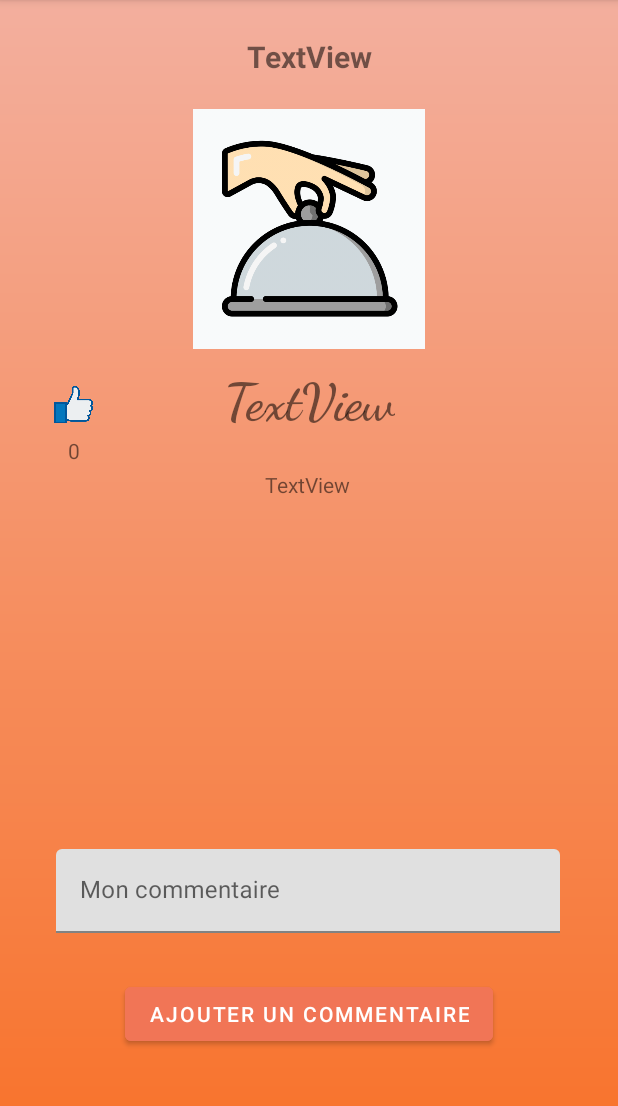
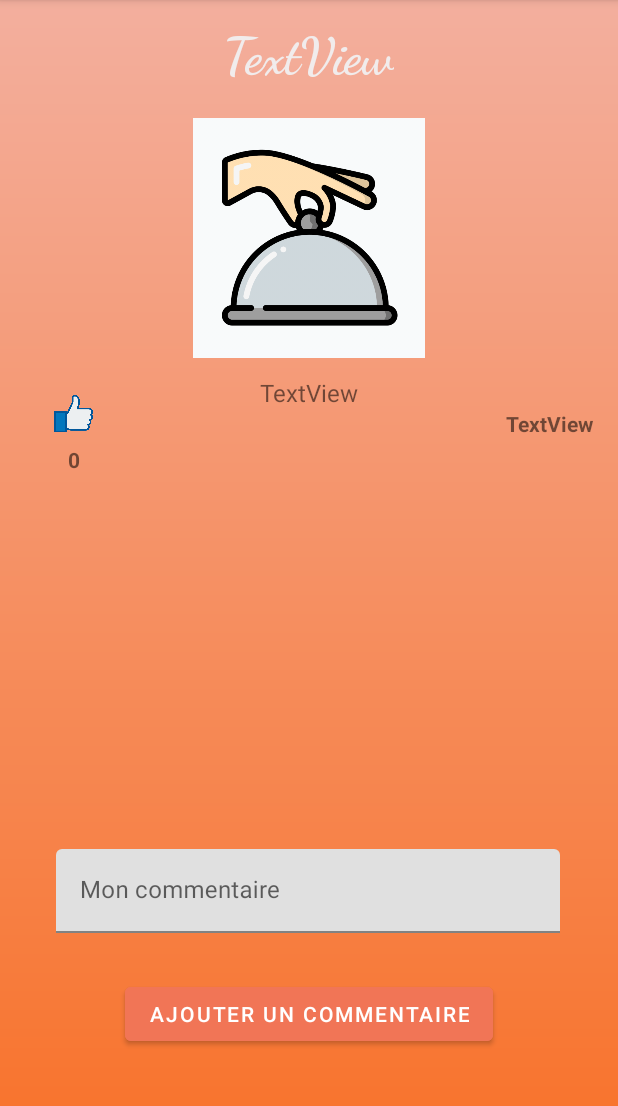
Before and after one commit to Francois238/IsenSocialNetwork, an Android app: the DetailActivity screen opened directly, with no data from a screen before it, on a phone screen of 412 x 824 dp, the part 84-1190 px from its top. Run offline under Robolectric (Android 15) with nearby library versions, the phone set to English and light mode, and no system bars; our stand-ins replace Firebase (no records; nobody signed in at launch, a user with empty details on screens opened directly), Picasso; 8 statements that could not run were skipped.

Commit message:
commit design

```diff
--- a/app/src/main/res/layout/activity_detail.xml
+++ b/app/src/main/res/layout/activity_detail.xml
@@ -12,20 +12,21 @@
         android:id="@+id/detailBodyPost"
         android:layout_width="wrap_content"
         android:layout_height="wrap_content"
-        android:layout_marginTop="24dp"
+        android:layout_marginTop="12dp"
         android:text="TextView"
+        android:textSize="16sp"
         app:layout_constraintEnd_toEndOf="parent"
-        app:layout_constraintHorizontal_bias="0.498"
         app:layout_constraintStart_toStartOf="parent"
-        app:layout_constraintTop_toBottomOf="@+id/titlePostDetail" />
+        app:layout_constraintTop_toBottomOf="@+id/imagePost" />
 
     <androidx.recyclerview.widget.RecyclerView
         android:id="@+id/listeCommentaire"
         android:layout_width="411dp"
         android:layout_height="168dp"
-        android:layout_marginTop="24dp"
+        android:layout_marginStart="32dp"
+        android:layout_marginTop="52dp"
+        android:layout_marginEnd="32dp"
         app:layout_constraintEnd_toEndOf="parent"
-        app:layout_constraintHorizontal_bias="0.0"
         app:layout_constraintStart_toStartOf="parent"
         app:layout_constraintTop_toBottomOf="@+id/detailBodyPost" />
 
@@ -68,24 +69,25 @@
         android:layout_width="match_parent"
         android:layout_height="160dp"
         android:layout_marginStart="30dp"
-        android:layout_marginTop="21dp"
+        android:layout_marginTop="20dp"
         android:layout_marginEnd="30dp"
         app:layout_constraintEnd_toEndOf="parent"
+        app:layout_constraintHorizontal_bias="0.0"
         app:layout_constraintStart_toStartOf="parent"
-        app:layout_constraintTop_toBottomOf="@+id/nomPoster"
+        app:layout_constraintTop_toBottomOf="@+id/titlePostDetail"
         app:srcCompat="@drawable/capture_d_cran_2023_01_31___11_33_39" />
 
     <TextView
         android:id="@+id/nomPoster"
         android:layout_width="wrap_content"
         android:layout_height="wrap_content"
-        android:layout_marginTop="24dp"
         android:text="TextView"
-        android:textSize="20sp"
+        android:textSize="14sp"
         android:textStyle="bold"
         app:layout_constraintEnd_toEndOf="parent"
+        app:layout_constraintHorizontal_bias="0.954"
         app:layout_constraintStart_toStartOf="parent"
-        app:layout_constraintTop_toTopOf="parent" />
+        app:layout_constraintTop_toBottomOf="@+id/detailBodyPost" />
 
     <ImageView
         android:id="@+id/like"
@@ -103,6 +105,7 @@
         android:layout_height="wrap_content"
         android:layout_marginTop="8dp"
         android:layout_marginBottom="12dp"
+        android:textStyle="bold"
         app:layout_constraintBottom_toTopOf="@+id/listeCommentaire"
         app:layout_constraintEnd_toEndOf="@+id/like"
         app:layout_constraintStart_toStartOf="@+id/like"
@@ -113,13 +116,15 @@
         android:id="@+id/titlePostDetail"
         android:layout_width="wrap_content"
         android:layout_height="wrap_content"
-        android:layout_marginTop="14dp"
+        android:layout_marginTop="16dp"
         android:fontFamily="cursive"
         android:text="TextView"
+        android:textColor="#F1ECEC"
         android:textSize="34sp"
         android:textStyle="bold"
         app:layout_constraintEnd_toEndOf="parent"
+        app:layout_constraintHorizontal_bias="0.498"
         app:layout_constraintStart_toStartOf="parent"
-        app:layout_constraintTop_toBottomOf="@+id/imagePost" />
+        app:layout_constraintTop_toTopOf="parent" />
 
 </androidx.constraintlayout.widget.ConstraintLayout>
--- a/app/src/main/res/layout/item_post.xml
+++ b/app/src/main/res/layout/item_post.xml
@@ -18,6 +18,7 @@
         android:layout_weight="1"
         android:gravity="center"
         android:textAlignment="center"
+        android:textColor="#F3EFEF"
         android:textSize="20sp"
         android:textStyle="bold" />
 
```
Also changed, not shown: app/src/main/res/layout/activity_profile.xml (+10 -1 lines), app/src/main/res/layout/item_commentaire.xml (+5 -2 lines).
